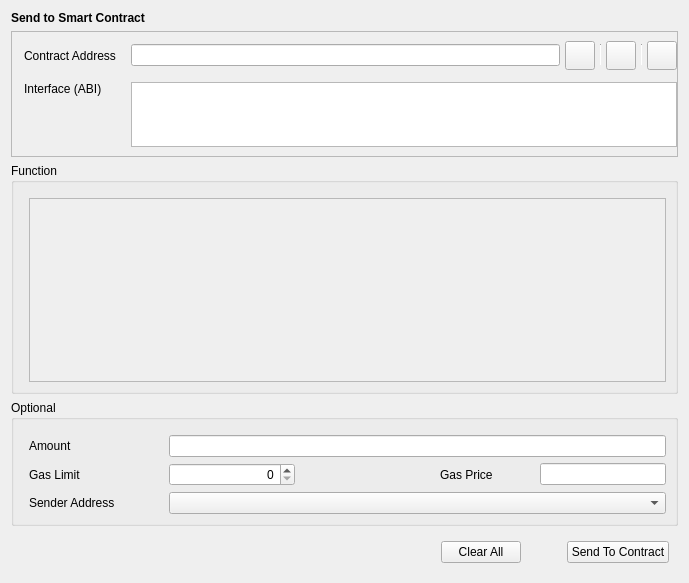
Qt form src/qt/forms/sendtocontract.ui (gexanlottery/gexan) before a commit.
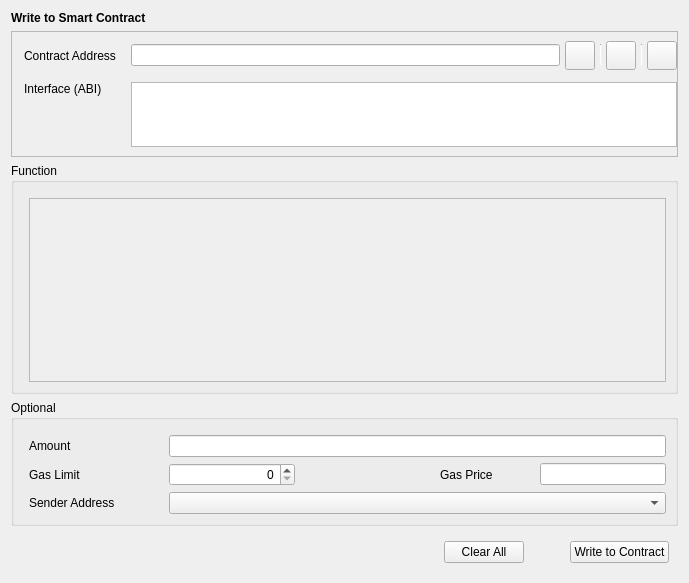
The same form after that commit. Custom widgets are drawn as their Qt base class.

```diff
--- a/src/qt/forms/sendtocontract.ui
+++ b/src/qt/forms/sendtocontract.ui
@@ -42,7 +42,7 @@
           </font>
          </property>
          <property name="text">
-          <string>Send to Smart Contract</string>
+          <string>Write to Smart Contract</string>
          </property>
         </widget>
        </item>
@@ -434,7 +434,7 @@
      <item>
       <widget class="QPushButton" name="pushButtonSendToContract">
        <property name="text">
-        <string>Send To Contract</string>
+        <string>Write to Contract</string>
        </property>
       </widget>
      </item>
```
